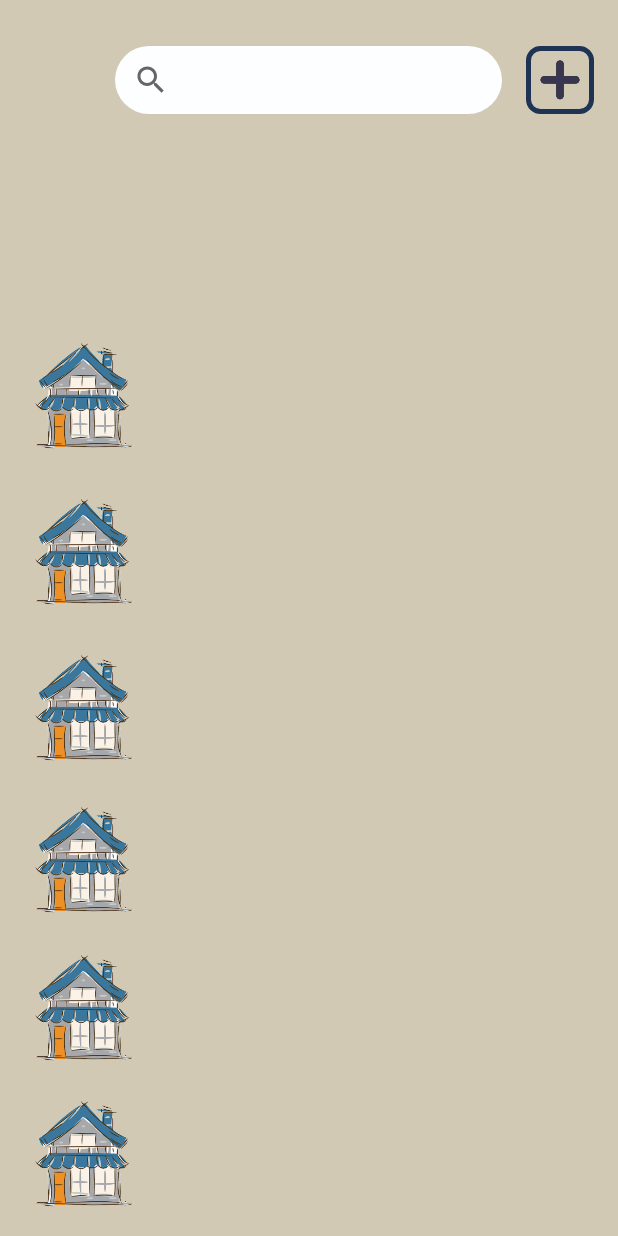
After one commit to joey60504/SDHW, an Android app: the layout homepage.xml on its own in the app's theme, with its tools: preview values and no code run, on a phone screen of 412 x 824 dp. The commit adds this screen. Run offline under Robolectric (Android 15) with nearby library versions, the phone set to English and light mode, and no system bars.

Commit message:
新增設計

```diff
--- /dev/null
+++ b/app/src/main/java/com/example/myapplication/homepage.kt
@@ -0,0 +1,4 @@
+package com.example.myapplication
+
+class homepage {
+}
--- /dev/null
+++ b/app/src/main/res/drawable/border.xml
@@ -0,0 +1,12 @@
+<shape xmlns:android="http://schemas.android.com/apk/res/android"
+    android:shape="rectangle">
+    <corners
+        android:radius="8dp"
+        android:topRightRadius="8dp"
+        android:bottomRightRadius="8dp"
+        android:bottomLeftRadius="8dp"/>
+    <stroke
+        android:width="3dp"
+        android:color="#1f3354"/>
+
+</shape>
--- /dev/null
+++ b/app/src/main/res/layout/homepage.xml
@@ -0,0 +1,119 @@
+<?xml version="1.0" encoding="utf-8"?>
+<androidx.constraintlayout.widget.ConstraintLayout xmlns:android="http://schemas.android.com/apk/res/android"
+    xmlns:app="http://schemas.android.com/apk/res-auto"
+    xmlns:tools="http://schemas.android.com/tools"
+    android:layout_width="match_parent"
+    android:layout_height="match_parent"
+    android:background="#d1c9b4">
+
+    <ImageView
+        android:id="@+id/imageView3"
+        android:layout_width="80dp"
+        android:layout_height="71dp"
+        app:layout_constraintBottom_toBottomOf="parent"
+        app:layout_constraintEnd_toEndOf="parent"
+        app:layout_constraintHorizontal_bias="0.048"
+        app:layout_constraintStart_toStartOf="parent"
+        app:layout_constraintTop_toTopOf="parent"
+        app:layout_constraintVertical_bias="0.442"
+        app:srcCompat="@drawable/house_removebg_preview" />
+
+    <ImageView
+        android:id="@+id/imageView4"
+        android:layout_width="80dp"
+        android:layout_height="71dp"
+        app:layout_constraintBottom_toBottomOf="parent"
+        app:layout_constraintEnd_toEndOf="parent"
+        app:layout_constraintHorizontal_bias="0.048"
+        app:layout_constraintStart_toStartOf="parent"
+        app:layout_constraintTop_toTopOf="parent"
+        app:layout_constraintVertical_bias="0.715"
+        app:srcCompat="@drawable/house_removebg_preview" />
+
+    <ImageView
+        android:id="@+id/imageView5"
+        android:layout_width="80dp"
+        android:layout_height="71dp"
+        app:layout_constraintBottom_toBottomOf="parent"
+        app:layout_constraintEnd_toEndOf="parent"
+        app:layout_constraintHorizontal_bias="0.048"
+        app:layout_constraintStart_toStartOf="parent"
+        app:layout_constraintTop_toTopOf="parent"
+        app:layout_constraintVertical_bias="0.58"
+        app:srcCompat="@drawable/house_removebg_preview" />
+
+    <ImageView
+        android:id="@+id/imageView6"
+        android:layout_width="80dp"
+        android:layout_height="71dp"
+        app:layout_constraintBottom_toBottomOf="parent"
+        app:layout_constraintEnd_toEndOf="parent"
+        app:layout_constraintHorizontal_bias="0.048"
+        app:layout_constraintStart_toStartOf="parent"
+        app:layout_constraintTop_toTopOf="parent"
+        app:layout_constraintVertical_bias="0.846"
+        app:srcCompat="@drawable/house_removebg_preview" />
+
+    <ImageView
+        android:id="@+id/imageView7"
+        android:layout_width="80dp"
+        android:layout_height="71dp"
+        app:layout_constraintBottom_toBottomOf="parent"
+        app:layout_constraintEnd_toEndOf="parent"
+        app:layout_constraintHorizontal_bias="0.048"
+        app:layout_constraintStart_toStartOf="parent"
+        app:layout_constraintTop_toTopOf="parent"
+        app:layout_constraintVertical_bias="0.975"
+        app:srcCompat="@drawable/house_removebg_preview" />
+
+    <SearchView
+        android:id="@+id/searchView"
+        android:layout_width="258dp"
+        android:layout_height="45dp"
+        android:background="@drawable/oval"
+        app:layout_constraintBottom_toBottomOf="parent"
+        app:layout_constraintEnd_toEndOf="parent"
+        app:layout_constraintHorizontal_bias="0.496"
+        app:layout_constraintStart_toStartOf="parent"
+        app:layout_constraintTop_toTopOf="parent"
+        app:layout_constraintVertical_bias="0.039" />
+
+    <ImageButton
+        android:id="@+id/imageButton14"
+        android:layout_width="45dp"
+        android:layout_height="45dp"
+
+        android:background="@drawable/border"
+        app:layout_constraintBottom_toBottomOf="parent"
+        app:layout_constraintEnd_toEndOf="parent"
+        app:layout_constraintHorizontal_bias="0.956"
+        app:layout_constraintStart_toStartOf="parent"
+        app:layout_constraintTop_toTopOf="parent"
+        app:layout_constraintVertical_bias="0.039"
+        app:srcCompat="?attr/actionBarDivider" />
+
+    <ImageView
+        android:id="@+id/imageView"
+        android:layout_width="45dp"
+        android:layout_height="50dp"
+        app:layout_constraintBottom_toBottomOf="parent"
+        app:layout_constraintEnd_toEndOf="parent"
+        app:layout_constraintHorizontal_bias="0.956"
+        app:layout_constraintStart_toStartOf="parent"
+        app:layout_constraintTop_toTopOf="parent"
+        app:layout_constraintVertical_bias="0.039"
+        app:srcCompat="@drawable/plus_removebg_preview__1_" />
+
+    <ImageView
+        android:id="@+id/imageView2"
+        android:layout_width="80dp"
+        android:layout_height="71dp"
+        app:layout_constraintBottom_toBottomOf="parent"
+        app:layout_constraintEnd_toEndOf="parent"
+        app:layout_constraintHorizontal_bias="0.048"
+        app:layout_constraintStart_toStartOf="parent"
+        app:layout_constraintTop_toTopOf="parent"
+        app:layout_constraintVertical_bias="0.304"
+        app:srcCompat="@drawable/house_removebg_preview" />
+
+</androidx.constraintlayout.widget.ConstraintLayout>
--- a/app/src/main/res/values/strings.xml
+++ b/app/src/main/res/values/strings.xml
@@ -15,5 +15,7 @@
     <string name="logout">logout</string>
     <!-- TODO: Remove or change this placeholder text -->
     <string name="hello_blank_fragment">Hello blank fragment</string>
+    <string name="commute">commute</string>
+    <string name="outing">outing</string>
 
 </resources>
```
Also changed, not shown: app/src/main/java/com/example/myapplication/choose.kt (added, +24 -0 lines), app/src/main/java/com/example/myapplication/login1.kt (added, +11 -0 lines), app/src/main/java/com/example/myapplication/start.kt (added, +11 -0 lines), app/src/main/res/drawable/rectangle.xml (added, +43 -0 lines), app/src/main/res/layout/activity_phone_auth.xml (added, +9 -0 lines), app/src/main/res/layout/choose.xml (added, +61 -0 lines), app/src/main/res/drawable/arrow1_removebg_preview.png (added), app/src/main/res/drawable/house_removebg_preview.png (added), app/src/main/res/drawable/plus_removebg_preview.png (added), app/src/main/res/drawable/plus_removebg_preview__1_.png (added), 1 other file.
